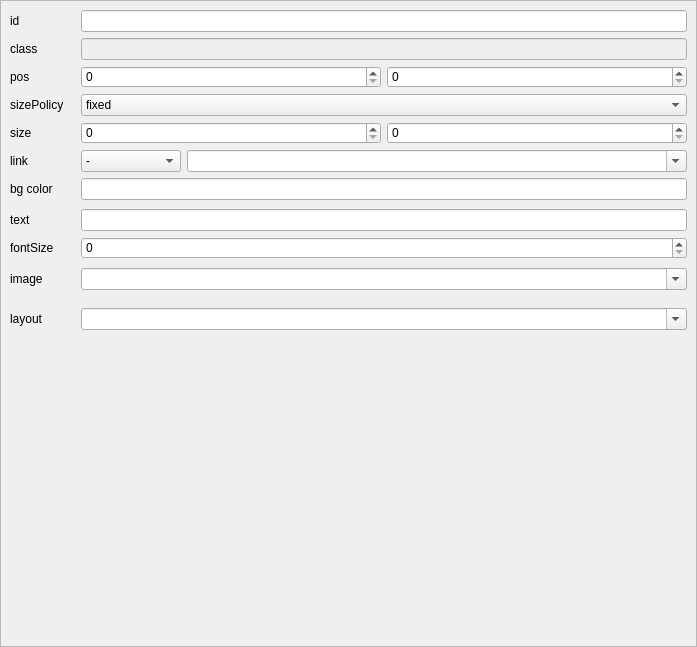
The window that src/n_layout_prop_edit.ui (h13i32maru/navyjs-legacy2) describes before a commit, drawn with Qt 5.
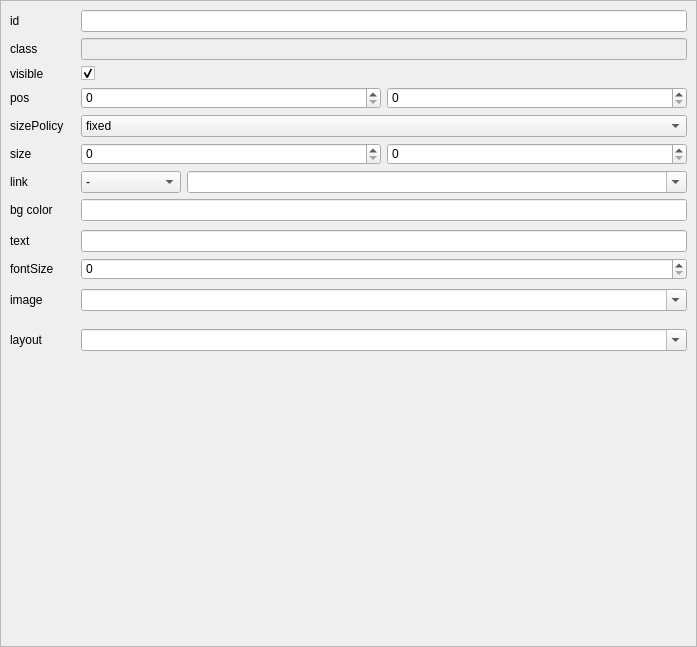
The same window after the commit. Custom widgets are drawn as their Qt base class.

Commit message: visibleに対応

Diff of the .ui file:
```diff
--- a/src/n_layout_prop_edit.ui
+++ b/src/n_layout_prop_edit.ui
@@ -79,42 +79,7 @@
           <property name="bottomMargin">
            <number>0</number>
           </property>
-          <item row="6" column="1">
-           <widget class="QLineEdit" name="backgroundColor"/>
-          </item>
-          <item row="2" column="1">
-           <layout class="QHBoxLayout" name="horizontalLayout_14">
-            <item>
-             <widget class="QSpinBox" name="posXSpinBox">
-              <property name="maximum">
-               <number>9999</number>
-              </property>
-             </widget>
-            </item>
-            <item>
-             <widget class="QSpinBox" name="posYSpinBox">
-              <property name="maximum">
-               <number>9999</number>
-              </property>
-             </widget>
-            </item>
-           </layout>
-          </item>
-          <item row="5" column="0">
-           <widget class="QLabel" name="label_10">
-            <property name="text">
-             <string>link</string>
-            </property>
-           </widget>
-          </item>
-          <item row="4" column="0">
-           <widget class="QLabel" name="label_6">
-            <property name="text">
-             <string>size</string>
-            </property>
-           </widget>
-          </item>
-          <item row="4" column="1">
+          <item row="5" column="1">
            <layout class="QHBoxLayout" name="horizontalLayout_15">
             <item>
              <widget class="QSpinBox" name="sizeWidthSpinBox">
@@ -132,14 +97,49 @@
             </item>
            </layout>
           </item>
-          <item row="6" column="0">
+          <item row="7" column="0">
            <widget class="QLabel" name="label_7">
             <property name="text">
              <string>bg color</string>
             </property>
            </widget>
           </item>
+          <item row="5" column="0">
+           <widget class="QLabel" name="label_6">
+            <property name="text">
+             <string>size</string>
+            </property>
+           </widget>
+          </item>
           <item row="3" column="1">
+           <layout class="QHBoxLayout" name="horizontalLayout_14">
+            <item>
+             <widget class="QSpinBox" name="posXSpinBox">
+              <property name="maximum">
+               <number>9999</number>
+              </property>
+             </widget>
+            </item>
+            <item>
+             <widget class="QSpinBox" name="posYSpinBox">
+              <property name="maximum">
+               <number>9999</number>
+              </property>
+             </widget>
+            </item>
+           </layout>
+          </item>
+          <item row="6" column="0">
+           <widget class="QLabel" name="label_10">
+            <property name="text">
+             <string>link</string>
+            </property>
+           </widget>
+          </item>
+          <item row="7" column="1">
+           <widget class="QLineEdit" name="backgroundColor"/>
+          </item>
+          <item row="4" column="1">
            <widget class="QComboBox" name="sizePolicy">
             <item>
              <property name="text">
@@ -160,6 +160,13 @@
             </property>
            </widget>
           </item>
+          <item row="1" column="1">
+           <widget class="QLineEdit" name="classLabel">
+            <property name="enabled">
+             <bool>false</bool>
+            </property>
+           </widget>
+          </item>
           <item row="0" column="1">
            <widget class="QLineEdit" name="idLabel"/>
           </item>
@@ -170,28 +177,21 @@
             </property>
            </widget>
           </item>
-          <item row="1" column="1">
-           <widget class="QLineEdit" name="classLabel">
-            <property name="enabled">
-             <bool>false</bool>
-            </property>
-           </widget>
-          </item>
-          <item row="2" column="0">
+          <item row="3" column="0">
            <widget class="QLabel" name="label_5">
             <property name="text">
              <string>pos</string>
             </property>
            </widget>
           </item>
-          <item row="3" column="0">
+          <item row="4" column="0">
            <widget class="QLabel" name="label_9">
             <property name="text">
              <string>sizePolicy</string>
             </property>
            </widget>
           </item>
-          <item row="5" column="1">
+          <item row="6" column="1">
            <layout class="QHBoxLayout" name="horizontalLayout_3">
             <item>
              <widget class="QComboBox" name="linkType">
@@ -233,6 +233,23 @@
             </item>
            </layout>
           </item>
+          <item row="2" column="0">
+           <widget class="QLabel" name="label_12">
+            <property name="text">
+             <string>visible</string>
+            </property>
+           </widget>
+          </item>
+          <item row="2" column="1">
+           <widget class="QCheckBox" name="visible">
+            <property name="text">
+             <string/>
+            </property>
+            <property name="checked">
+             <bool>true</bool>
+            </property>
+           </widget>
+          </item>
          </layout>
         </widget>
        </item>
```
The commit also changes 4 other files.
